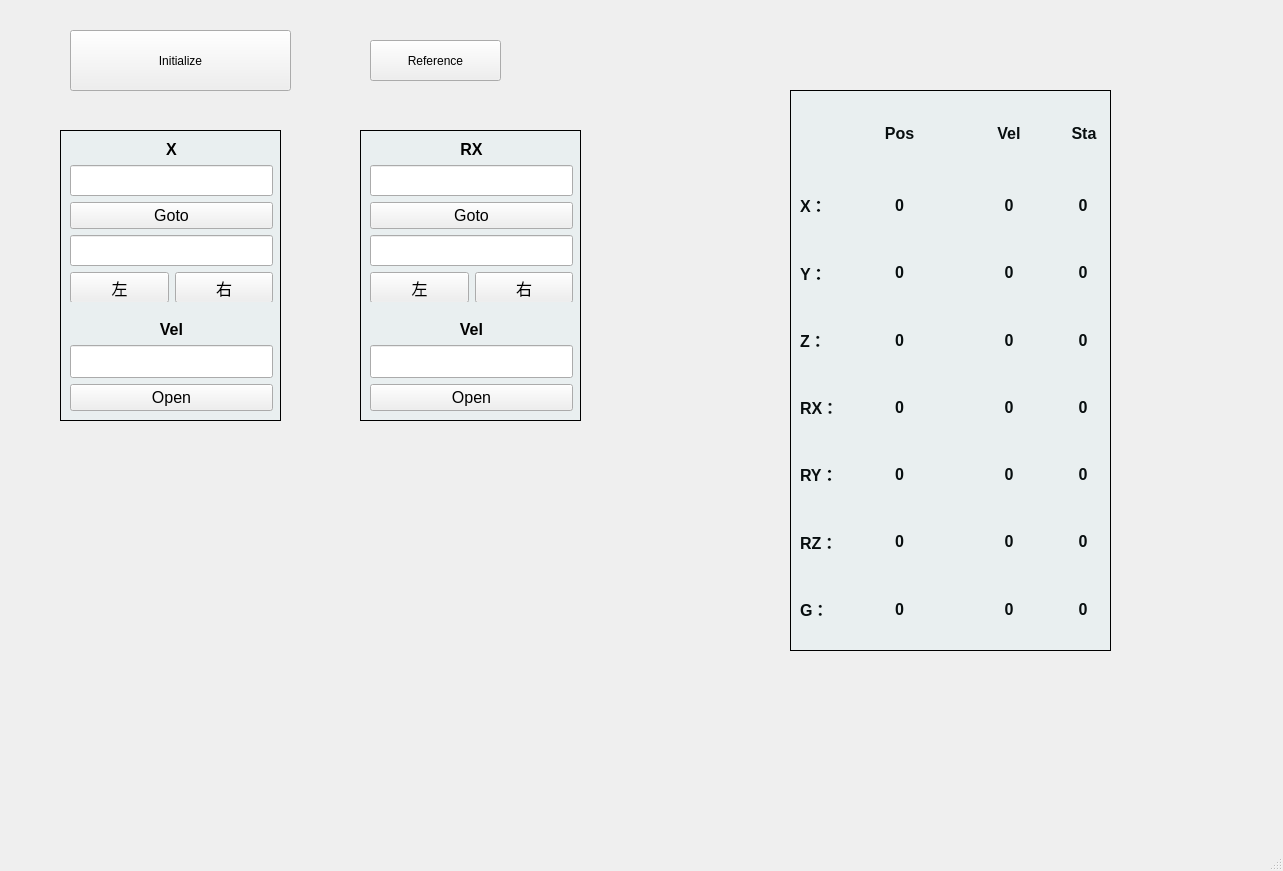
First picture: the form in mainwindow.ui, repository Qininining/GripTaskExecutor, before the edit.
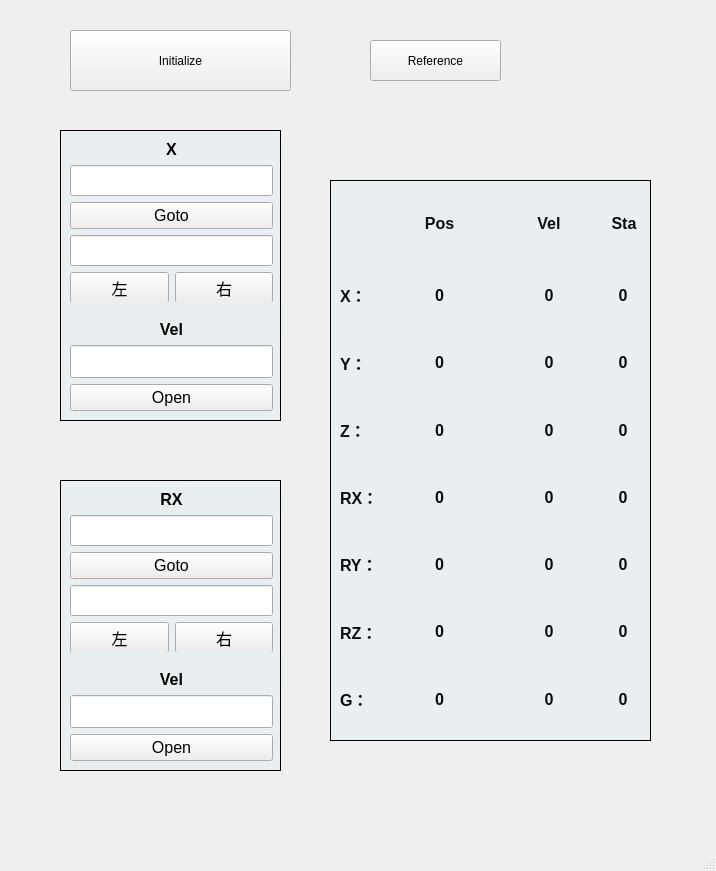
Second picture: the form after the edit.

Patch:
```diff
--- a/mainwindow.ui
+++ b/mainwindow.ui
@@ -6,7 +6,7 @@
    <rect>
     <x>0</x>
     <y>0</y>
-    <width>1283</width>
+    <width>716</width>
     <height>871</height>
    </rect>
   </property>
@@ -228,8 +228,8 @@
    <widget class="QWidget" name="widget_9" native="true">
     <property name="geometry">
      <rect>
-      <x>350</x>
-      <y>120</y>
+      <x>50</x>
+      <y>470</y>
       <width>241</width>
       <height>311</height>
      </rect>
@@ -423,8 +423,8 @@
    <widget class="QWidget" name="widget_7" native="true">
     <property name="geometry">
      <rect>
-      <x>780</x>
-      <y>80</y>
+      <x>320</x>
+      <y>170</y>
       <width>341</width>
       <height>581</height>
      </rect>
```
Left out of the diff: 2 changed lines with no effect on the pictures.
